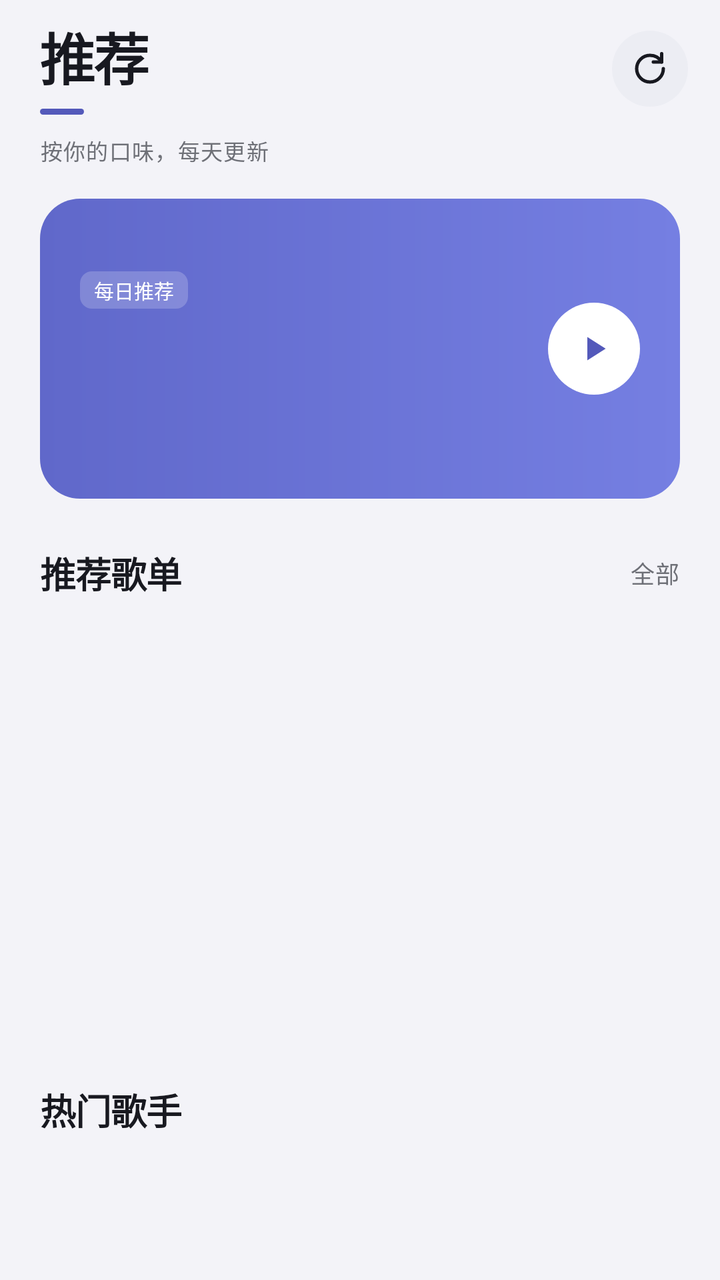
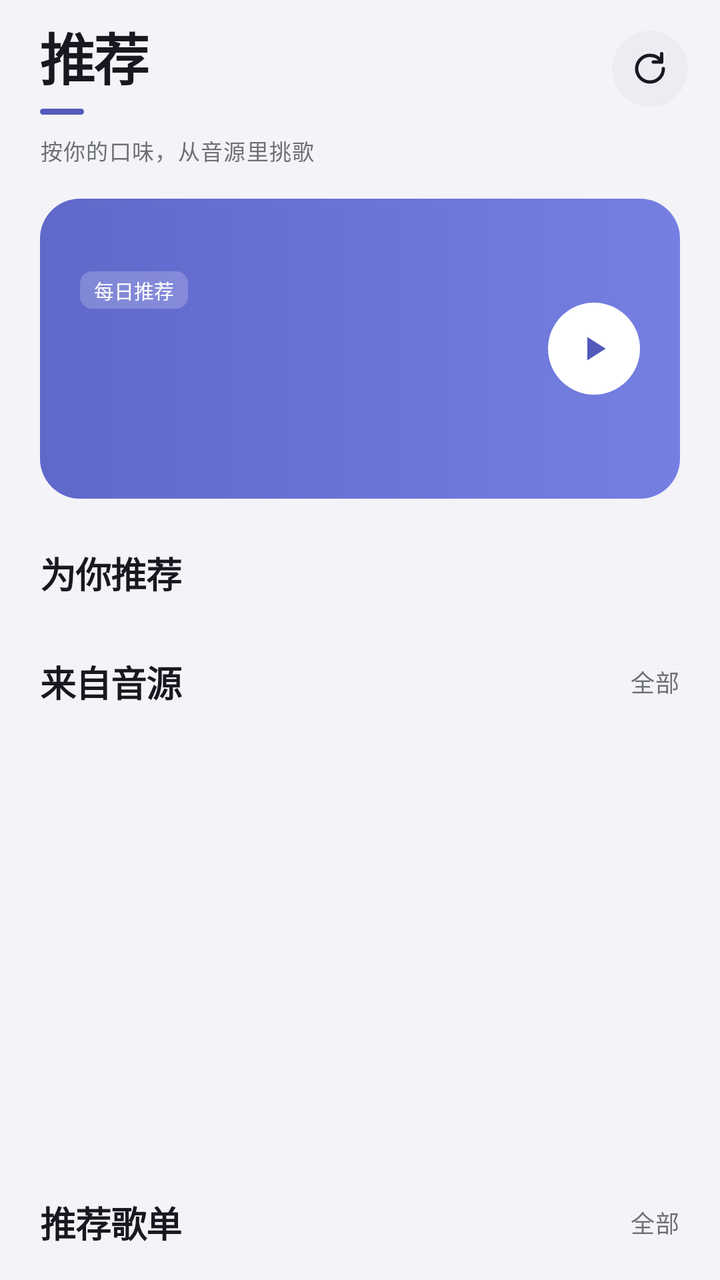

Before-and-after screenshots of an Android layout around one commit, followed by the original layout XML and the change that was made.
<!-- AndroidManifest.xml: application theme Theme.Aurora -->
<!-- res/layout/fragment_recommend.xml -->
<?xml version="1.0" encoding="utf-8"?>
<FrameLayout xmlns:android="http://schemas.android.com/apk/res/android"
    xmlns:app="http://schemas.android.com/apk/res-auto"
    android:layout_width="match_parent"
    android:layout_height="match_parent"
    android:background="?attr/auCanvas">

<androidx.core.widget.NestedScrollView
    android:id="@+id/recommendScroll"
    android:layout_width="match_parent"
    android:layout_height="match_parent"
    android:clipToPadding="false"
    android:fillViewport="true"
    android:overScrollMode="never"
    android:paddingBottom="150dp"
    android:scrollbars="none">

    <LinearLayout
        android:layout_width="match_parent"
        android:layout_height="wrap_content"
        android:orientation="vertical">

        
        <LinearLayout
            android:layout_width="match_parent"
            android:layout_height="wrap_content"
            android:gravity="bottom"
            android:orientation="horizontal"
            android:paddingStart="20dp"
            android:paddingTop="8dp"
            android:paddingEnd="16dp">

            <LinearLayout
                android:layout_width="wrap_content"
                android:layout_height="wrap_content"
                android:orientation="vertical">

                <TextView
                    style="@style/Text.Display"
                    android:layout_width="wrap_content"
                    android:layout_height="wrap_content"
                    android:text="@string/recommend_title"
                    android:textSize="28sp" />

                <View
                    android:layout_width="22dp"
                    android:layout_height="3dp"
                    android:layout_marginTop="6dp"
                    android:background="@drawable/bg_tab_underline" />
            </LinearLayout>

            <Space
                android:layout_width="0dp"
                android:layout_height="1dp"
                android:layout_weight="1" />

            <ImageButton
                android:id="@+id/recommendRefresh"
                style="@style/Widget.IconButton"
                android:layout_marginBottom="4dp"
                android:contentDescription="@string/recommend_refresh"
                android:src="@drawable/ic_refresh"
                app:tint="?attr/auInk" />
        </LinearLayout>

        <TextView
            style="@style/Text.Caption"
            android:layout_width="wrap_content"
            android:layout_height="wrap_content"
            android:layout_marginStart="20dp"
            android:layout_marginTop="10dp"
            android:text="@string/recommend_subtitle" />

        
        <FrameLayout
            android:id="@+id/dailyCard"
            android:layout_width="match_parent"
            android:layout_height="150dp"
            android:layout_marginStart="20dp"
            android:layout_marginTop="16dp"
            android:layout_marginEnd="20dp"
            android:background="@drawable/bg_recommend_header"
            android:clickable="true"
            android:focusable="true">

            <LinearLayout
                android:layout_width="match_parent"
                android:layout_height="match_parent"
                android:gravity="center_vertical"
                android:orientation="vertical"
                android:paddingStart="20dp"
                android:paddingEnd="88dp">

                <TextView
                    android:layout_width="wrap_content"
                    android:layout_height="wrap_content"
                    android:background="@drawable/bg_hero_label"
                    android:paddingStart="7dp"
                    android:paddingTop="2dp"
                    android:paddingEnd="7dp"
                    android:paddingBottom="2dp"
                    android:text="@string/recommend_daily_tag"
                    android:textColor="@color/white"
                    android:textSize="10sp" />

                <TextView
                    android:id="@+id/dailyTitle"
                    android:layout_width="match_parent"
                    android:layout_height="wrap_content"
                    android:layout_marginTop="10dp"
                    android:ellipsize="end"
                    android:maxLines="1"
                    android:textColor="@color/white"
                    android:textSize="20sp"
                    android:textStyle="bold" />

                <TextView
                    android:id="@+id/dailySubtitle"
                    android:layout_width="match_parent"
                    android:layout_height="wrap_content"
                    android:layout_marginTop="5dp"
                    android:alpha="0.8"
                    android:textColor="@color/white"
                    android:textSize="12sp" />
            </LinearLayout>

            <ImageButton
                android:id="@+id/dailyPlay"
                android:layout_width="46dp"
                android:layout_height="46dp"
                android:layout_gravity="end|center_vertical"
                android:layout_marginEnd="20dp"
                android:background="@drawable/bg_play_circle"
                android:contentDescription="@string/recommend_daily_play"
                android:padding="13dp"
                android:scaleType="fitCenter"
                android:src="@drawable/ic_play"
                app:tint="?attr/auAccent" />
        </FrameLayout>

        
        <LinearLayout
            android:layout_width="match_parent"
            android:layout_height="wrap_content"
            android:gravity="center_vertical"
            android:orientation="horizontal"
            android:paddingStart="20dp"
            android:paddingTop="24dp"
            android:paddingEnd="20dp"
            android:paddingBottom="8dp">

            <TextView
                style="@style/Text.Section"
                android:layout_width="0dp"
                android:layout_height="wrap_content"
                android:layout_weight="1"
                android:text="@string/recommend_playlists" />

            <TextView
                android:id="@+id/recommendMorePlaylists"
                style="@style/Text.Caption"
                android:layout_width="wrap_content"
                android:layout_height="wrap_content"
                android:text="@string/recommend_more"
                android:textSize="12sp" />
        </LinearLayout>

        <androidx.recyclerview.widget.RecyclerView
            android:id="@+id/recommendPlaylists"
            android:layout_width="match_parent"
            android:layout_height="212dp"
            android:clipToPadding="false"
            android:overScrollMode="never"
            android:paddingStart="20dp"
            android:paddingEnd="8dp"
            android:scrollbars="none" />

        
        <TextView
            style="@style/Text.Section"
            android:layout_width="wrap_content"
            android:layout_height="wrap_content"
            android:layout_marginStart="20dp"
            android:layout_marginTop="22dp"
            android:text="@string/recommend_artists" />

        <androidx.recyclerview.widget.RecyclerView
            android:id="@+id/recommendArtists"
            android:layout_width="match_parent"
            android:layout_height="120dp"
            android:layout_marginTop="8dp"
            android:clipToPadding="false"
            android:overScrollMode="never"
            android:paddingStart="20dp"
            android:paddingEnd="8dp"
            android:scrollbars="none" />

        
        <TextView
            style="@style/Text.Section"
            android:layout_width="wrap_content"
            android:layout_height="wrap_content"
            android:layout_marginStart="20dp"
            android:layout_marginTop="22dp"
            android:text="@string/recommend_charts" />

        <LinearLayout
            android:id="@+id/recommendCharts"
            android:layout_width="match_parent"
            android:layout_height="wrap_content"
            android:layout_marginStart="20dp"
            android:layout_marginTop="8dp"
            android:layout_marginEnd="20dp"
            android:orientation="vertical" />

        <TextView
            style="@style/Text.Caption"
            android:layout_width="match_parent"
            android:layout_height="wrap_content"
            android:layout_marginTop="20dp"
            android:gravity="center"
            android:text="@string/recommend_footer"
            android:textSize="11sp" />
    </LinearLayout>
</androidx.core.widget.NestedScrollView>

    <com.szc.learning.music.ui.widget.ShimmerSkeletonView
        android:id="@+id/recommendSkeleton"
        android:layout_width="match_parent"
        android:layout_height="match_parent"
        android:visibility="gone" />
</FrameLayout>
<!-- resources referenced by this layout -->
<resources>
  <color name="white">#FFFFFFFF</color>
  <!-- drawable bg_hero_label (drawable) -->
  <?xml version="1.0" encoding="utf-8"?>
  <shape xmlns:android="http://schemas.android.com/apk/res/android" android:shape="rectangle">
      <solid android:color="#33FFFFFF" />
      <corners android:radius="6dp" />
  </shape>
  <!-- drawable bg_play_circle (drawable) -->
  <?xml version="1.0" encoding="utf-8"?>
  <shape xmlns:android="http://schemas.android.com/apk/res/android" android:shape="oval">
      <solid android:color="@color/white" />
  </shape>
  <!-- drawable bg_tab_underline (drawable) -->
  <?xml version="1.0" encoding="utf-8"?>
  <shape xmlns:android="http://schemas.android.com/apk/res/android" android:shape="rectangle">
      <solid android:color="?attr/auAccent" />
      <corners android:radius="2dp" />
  </shape>
  <string name="recommend_artists">热门歌手</string>
  <string name="recommend_charts">排行榜</string>
  <string name="recommend_daily_play">播放每日推荐</string>
  <string name="recommend_daily_tag">每日推荐</string>
  <string name="recommend_footer">推荐每天更新一次</string>
  <string name="recommend_more">全部</string>
  <string name="recommend_playlists">推荐歌单</string>
  <string name="recommend_refresh">换一批</string>
  <string name="recommend_subtitle">按你的口味，每天更新</string>
  <string name="recommend_title">推荐</string>
  <!-- drawable bg_circle_button (drawable) -->
  <?xml version="1.0" encoding="utf-8"?>
  <shape xmlns:android="http://schemas.android.com/apk/res/android" android:shape="oval">
      <solid android:color="?attr/auSurfaceSunken" />
  </shape>
  <color name="theme_aurora_accent">#5359BA</color>
  <color name="theme_aurora_accent_on">#FDFDFF</color>
  <color name="theme_aurora_surface">#FEFEFF</color>
  <color name="theme_aurora_ink">#181920</color>
  <color name="theme_aurora_surface_sunken">#ECEDF3</color>
  <color name="theme_aurora_ink_secondary">#5E5F67</color>
  <color name="theme_aurora_hairline">#DDDFE8</color>
  <color name="theme_aurora_danger">#B74441</color>
  <color name="theme_aurora_canvas">#F3F3F8</color>
  <color name="theme_aurora_surface_pressed">#E0E2E9</color>
  <color name="theme_aurora_hero_placeholder">#E3E4EB</color>
  <color name="theme_aurora_ink_tertiary">#6E7077</color>
  <color name="theme_aurora_ink_inverse">#FDFEFF</color>
  <color name="theme_aurora_accent_soft">#E9ECFF</color>
  <color name="theme_aurora_accent_deep">#3F429C</color>
  <color name="theme_aurora_accent_cyan">#3AB0C2</color>
  <color name="theme_aurora_hairline_dark">#1FFFFFFF</color>
  <color name="theme_aurora_scrim">#8C000000</color>
  <color name="theme_aurora_nav_pill">#D9DBE8</color>
  <color name="theme_aurora_dark_canvas">#0D0F18</color>
  <color name="theme_aurora_on_dark">#F9FAFD</color>
  <color name="theme_aurora_on_dark_secondary">#B4B5BC</color>
  <color name="theme_aurora_dark_pill">#33FFFFFF</color>
  <color name="theme_aurora_like">#D54563</color>
  <color name="theme_aurora_progress_start">#6068CA</color>
  <color name="theme_aurora_progress_mid">#535AB7</color>
  <color name="theme_aurora_progress_end">#757FE2</color>
  <color name="theme_aurora_tag_brand_bg">#E8ECFF</color>
  <color name="theme_aurora_tag_brand_text">#494EA9</color>
  <color name="theme_aurora_tag_warm_bg">#FFEEE1</color>
  <color name="theme_aurora_tag_warm_text">#944E12</color>
  <color name="theme_aurora_tag_neutral_bg">#ECEEF6</color>
  <color name="theme_aurora_success">#287B46</color>
  <color name="theme_aurora_warning">#A16500</color>
  <color name="theme_aurora_blob_a">#AAB2E4</color>
  <color name="theme_aurora_blob_b">#C5A9D8</color>
  <color name="theme_aurora_blob_c">#8EBCE1</color>
  <color name="theme_aurora_blob_d">#7DC4C6</color>
  <!-- unchanged entries left out for length: 9 -->
</resources>

<!-- the commit's change to res/layout/fragment_recommend.xml (unified diff, before → after) -->
@@ -64,11 +64,13 @@
         </LinearLayout>
 
         <TextView
-            style="@style/Text.Caption"
-            android:layout_width="wrap_content"
+            android:id="@+id/recommendSubtitle"
+            style="@style/Text.Caption"
+            android:layout_width="match_parent"
             android:layout_height="wrap_content"
             android:layout_marginStart="20dp"
             android:layout_marginTop="10dp"
+            android:layout_marginEnd="20dp"
             android:text="@string/recommend_subtitle" />
 
         
@@ -147,6 +149,53 @@
             android:paddingStart="20dp"
             android:paddingTop="24dp"
             android:paddingEnd="20dp"
+            android:paddingBottom="4dp">
+
+            <TextView
+                style="@style/Text.Section"
+                android:layout_width="0dp"
+                android:layout_height="wrap_content"
+                android:layout_weight="1"
+                android:text="@string/recommend_tracks" />
+
+            <TextView
+                android:id="@+id/recommendTrackCount"
+                style="@style/Text.Caption"
+                android:layout_width="wrap_content"
+                android:layout_height="wrap_content"
+                android:textSize="12sp" />
+        </LinearLayout>
+
+        <androidx.recyclerview.widget.RecyclerView
+            android:id="@+id/recommendTracks"
+            android:layout_width="match_parent"
+            android:layout_height="wrap_content"
+            android:nestedScrollingEnabled="false"
+            android:overScrollMode="never"
+            android:scrollbars="none" />
+
+        <TextView
+            android:id="@+id/recommendEmpty"
+            style="@style/Text.Caption"
+            android:layout_width="match_parent"
+            android:layout_height="wrap_content"
+            android:layout_marginStart="20dp"
+            android:layout_marginTop="8dp"
+            android:layout_marginEnd="20dp"
+            android:lineSpacingExtra="3dp"
+            android:text="@string/recommend_empty"
+            android:visibility="gone" />
+
+        
+        <LinearLayout
+            android:id="@+id/recommendSourceHeader"
+            android:layout_width="match_parent"
+            android:layout_height="wrap_content"
+            android:gravity="center_vertical"
+            android:orientation="horizontal"
+            android:paddingStart="20dp"
+            android:paddingTop="24dp"
+            android:paddingEnd="20dp"
             android:paddingBottom="8dp">
 
             <TextView
@@ -154,10 +203,10 @@
                 android:layout_width="0dp"
                 android:layout_height="wrap_content"
                 android:layout_weight="1"
-                android:text="@string/recommend_playlists" />
-
-            <TextView
-                android:id="@+id/recommendMorePlaylists"
+                android:text="@string/recommend_source_playlists" />
+
+            <TextView
+                android:id="@+id/recommendSourceState"
                 style="@style/Text.Caption"
                 android:layout_width="wrap_content"
                 android:layout_height="wrap_content"
@@ -166,7 +215,7 @@
         </LinearLayout>
 
         <androidx.recyclerview.widget.RecyclerView
-            android:id="@+id/recommendPlaylists"
+            android:id="@+id/recommendSourcePlaylists"
             android:layout_width="match_parent"
             android:layout_height="212dp"
             android:clipToPadding="false"
@@ -175,43 +224,53 @@
             android:paddingEnd="8dp"
             android:scrollbars="none" />
 
-        
-        <TextView
-            style="@style/Text.Section"
-            android:layout_width="wrap_content"
-            android:layout_height="wrap_content"
-            android:layout_marginStart="20dp"
-            android:layout_marginTop="22dp"
-            android:text="@string/recommend_artists" />
+        <TextView
+            android:id="@+id/recommendSourceEmpty"
+            style="@style/Text.Caption"
+            android:layout_width="match_parent"
+            android:layout_height="wrap_content"
+            android:layout_marginStart="20dp"
+            android:layout_marginTop="2dp"
+            android:layout_marginEnd="20dp"
+            android:text="@string/recommend_source_empty"
+            android:visibility="gone" />
+
+        
+        <LinearLayout
+            android:layout_width="match_parent"
+            android:layout_height="wrap_content"
+            android:gravity="center_vertical"
+            android:orientation="horizontal"
+            android:paddingStart="20dp"
+            android:paddingTop="24dp"
+            android:paddingEnd="20dp"
+            android:paddingBottom="8dp">
+
+            <TextView
+                style="@style/Text.Section"
+                android:layout_width="0dp"
+                android:layout_height="wrap_content"
+                android:layout_weight="1"
+                android:text="@string/recommend_playlists" />
+
+            <TextView
+                android:id="@+id/recommendMorePlaylists"
+                style="@style/Text.Caption"
+                android:layout_width="wrap_content"
+                android:layout_height="wrap_content"
+                android:text="@string/recommend_more"
+                android:textSize="12sp" />
+        </LinearLayout>
 
         <androidx.recyclerview.widget.RecyclerView
-            android:id="@+id/recommendArtists"
-            android:layout_width="match_parent"
-            android:layout_height="120dp"
-            android:layout_marginTop="8dp"
+            android:id="@+id/recommendPlaylists"
+            android:layout_width="match_parent"
+            android:layout_height="212dp"
             android:clipToPadding="false"
             android:overScrollMode="never"
             android:paddingStart="20dp"
             android:paddingEnd="8dp"
             android:scrollbars="none" />
-
-        
-        <TextView
-            style="@style/Text.Section"
-            android:layout_width="wrap_content"
-            android:layout_height="wrap_content"
-            android:layout_marginStart="20dp"
-            android:layout_marginTop="22dp"
-            android:text="@string/recommend_charts" />
-
-        <LinearLayout
-            android:id="@+id/recommendCharts"
-            android:layout_width="match_parent"
-            android:layout_height="wrap_content"
-            android:layout_marginStart="20dp"
-            android:layout_marginTop="8dp"
-            android:layout_marginEnd="20dp"
-            android:orientation="vertical" />
 
         <TextView
             style="@style/Text.Caption"
<!-- resource entries referenced after the edit -->
@@ -18,16 +18,18 @@
       <solid android:color="?attr/auAccent" />
       <corners android:radius="2dp" />
   </shape>
-  <string name="recommend_artists">热门歌手</string>
-  <string name="recommend_charts">排行榜</string>
   <string name="recommend_daily_play">播放每日推荐</string>
   <string name="recommend_daily_tag">每日推荐</string>
-  <string name="recommend_footer">推荐每天更新一次</string>
+  <string name="recommend_empty">暂时没拿到推荐</string>
+  <string name="recommend_footer">推荐结果会缓存在本机，断网时仍可查看</string>
   <string name="recommend_more">全部</string>
   <string name="recommend_playlists">推荐歌单</string>
   <string name="recommend_refresh">换一批</string>
-  <string name="recommend_subtitle">按你的口味，每天更新</string>
+  <string name="recommend_source_empty">在音源管理里登录后，这里会列出你的歌单</string>
+  <string name="recommend_source_playlists">来自音源</string>
+  <string name="recommend_subtitle">按你的口味，从音源里挑歌</string>
   <string name="recommend_title">推荐</string>
+  <string name="recommend_tracks">为你推荐</string>
   <!-- drawable bg_circle_button (drawable) -->
   <?xml version="1.0" encoding="utf-8"?>
   <shape xmlns:android="http://schemas.android.com/apk/res/android" android:shape="oval">
